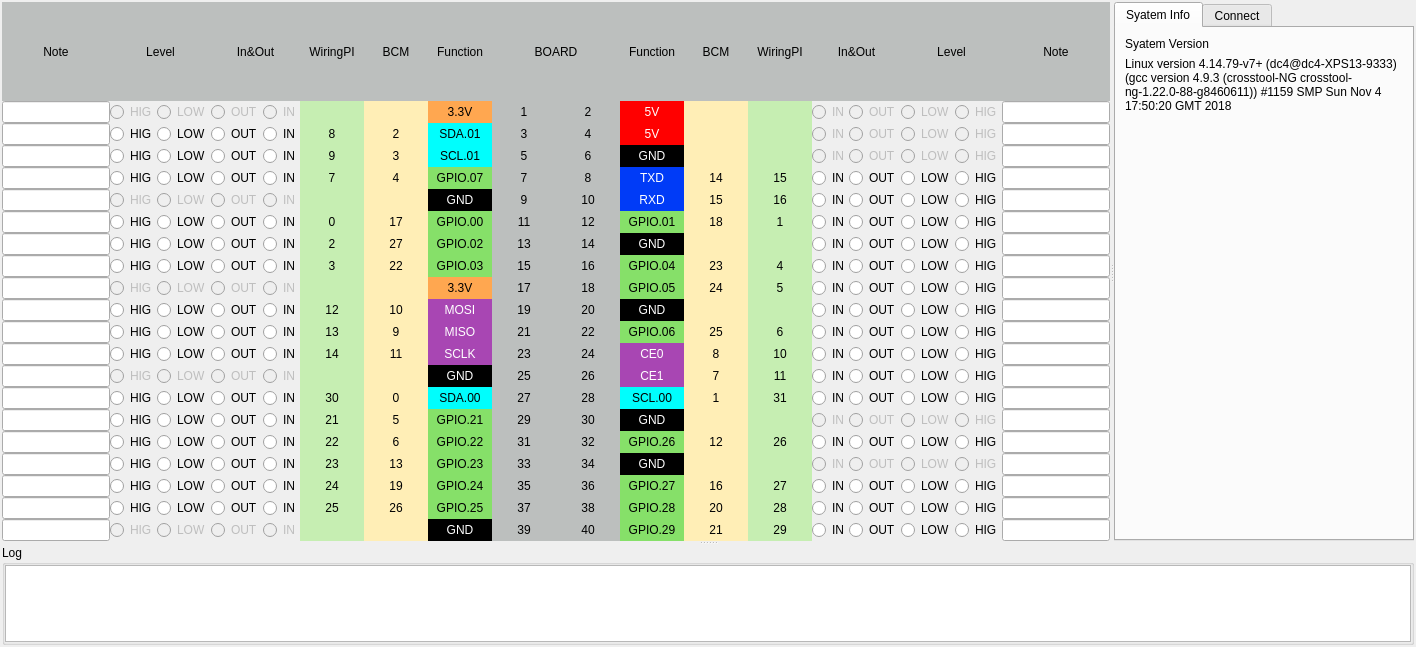
Old version of the form RaspberryPiGPIO/RaspberryPiGPIOUI.ui in the repository julian-zhuang/DevelopmentToolBox.
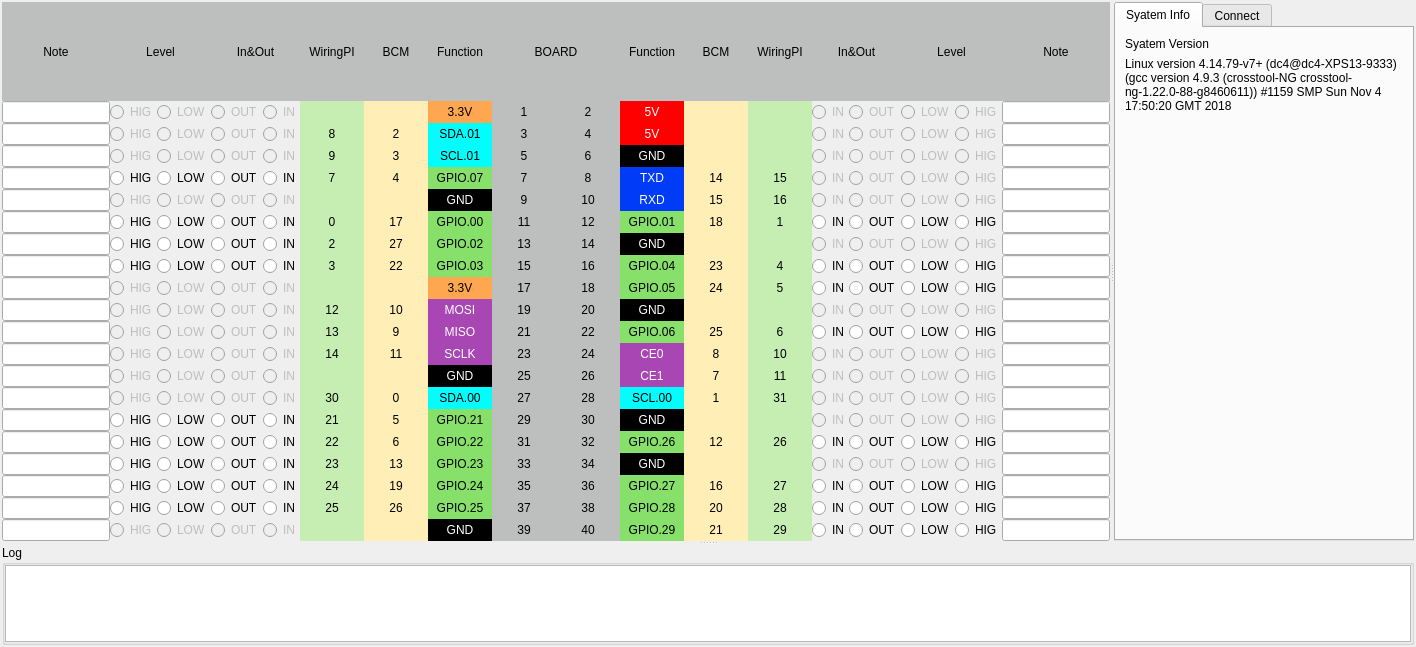
New version of the form.

Commit message: 17组GPIO电平测试完成

```diff
--- a/RaspberryPiGPIO/RaspberryPiGPIOUI.ui
+++ b/RaspberryPiGPIO/RaspberryPiGPIOUI.ui
@@ -988,6 +988,9 @@
         </item>
         <item row="4" column="1">
          <widget class="QRadioButton" name="radioBtn_HIG_5">
+          <property name="enabled">
+           <bool>false</bool>
+          </property>
           <property name="text">
            <string>HIG</string>
           </property>
@@ -1669,6 +1672,9 @@
         </item>
         <item row="3" column="4">
          <widget class="QRadioButton" name="radioBtn_IN_3">
+          <property name="enabled">
+           <bool>false</bool>
+          </property>
           <property name="text">
            <string>IN</string>
           </property>
@@ -2814,6 +2820,9 @@
         </item>
         <item row="6" column="15">
          <widget class="QRadioButton" name="radioBtn_LOW_8">
+          <property name="enabled">
+           <bool>false</bool>
+          </property>
           <property name="text">
            <string>LOW</string>
           </property>
@@ -2828,6 +2837,9 @@
         </item>
         <item row="16" column="2">
          <widget class="QRadioButton" name="radioBtn_LOW_27">
+          <property name="enabled">
+           <bool>false</bool>
+          </property>
           <property name="text">
            <string>LOW</string>
           </property>
@@ -2859,6 +2871,9 @@
         </item>
         <item row="3" column="1">
          <widget class="QRadioButton" name="radioBtn_HIG_3">
+          <property name="enabled">
+           <bool>false</bool>
+          </property>
           <property name="text">
            <string>HIG</string>
           </property>
@@ -3238,6 +3253,9 @@
         </item>
         <item row="4" column="2">
          <widget class="QRadioButton" name="radioBtn_LOW_5">
+          <property name="enabled">
+           <bool>false</bool>
+          </property>
           <property name="text">
            <string>LOW</string>
           </property>
@@ -3330,6 +3348,9 @@
         </item>
         <item row="6" column="16">
          <widget class="QRadioButton" name="radioBtn_HIG_8">
+          <property name="enabled">
+           <bool>false</bool>
+          </property>
           <property name="text">
            <string>HIG</string>
           </property>
@@ -4103,6 +4124,9 @@
         </item>
         <item row="16" column="16">
          <widget class="QRadioButton" name="radioBtn_HIG_28">
+          <property name="enabled">
+           <bool>false</bool>
+          </property>
           <property name="text">
            <string>HIG</string>
           </property>
@@ -4631,6 +4655,9 @@
         </item>
         <item row="4" column="4">
          <widget class="QRadioButton" name="radioBtn_IN_5">
+          <property name="enabled">
+           <bool>false</bool>
+          </property>
           <property name="text">
            <string>IN</string>
           </property>
@@ -4638,6 +4665,9 @@
         </item>
         <item row="9" column="16">
          <widget class="QRadioButton" name="radioBtn_HIG_14">
+          <property name="enabled">
+           <bool>false</bool>
+          </property>
           <property name="text">
            <string>HIG</string>
           </property>
@@ -4652,6 +4682,9 @@
         </item>
         <item row="3" column="2">
          <widget class="QRadioButton" name="radioBtn_LOW_3">
+          <property name="enabled">
+           <bool>false</bool>
+          </property>
           <property name="text">
            <string>LOW</string>
           </property>
@@ -4669,6 +4702,9 @@
         </item>
         <item row="15" column="16">
          <widget class="QRadioButton" name="radioBtn_HIG_26">
+          <property name="enabled">
+           <bool>false</bool>
+          </property>
           <property name="text">
            <string>HIG</string>
           </property>
@@ -4676,6 +4712,9 @@
         </item>
         <item row="9" column="15">
          <widget class="QRadioButton" name="radioBtn_LOW_14">
+          <property name="enabled">
+           <bool>false</bool>
+          </property>
           <property name="text">
            <string>LOW</string>
           </property>
@@ -4690,6 +4729,9 @@
         </item>
         <item row="14" column="16">
          <widget class="QRadioButton" name="radioBtn_HIG_24">
+          <property name="enabled">
+           <bool>false</bool>
+          </property>
           <property name="text">
            <string>HIG</string>
           </property>
@@ -4711,6 +4753,9 @@
         </item>
         <item row="12" column="16">
          <widget class="QRadioButton" name="radioBtn_HIG_20">
+          <property name="enabled">
+           <bool>false</bool>
+          </property>
           <property name="text">
            <string>HIG</string>
           </property>
@@ -4759,6 +4804,9 @@
         </item>
         <item row="12" column="2">
          <widget class="QRadioButton" name="radioBtn_LOW_19">
+          <property name="enabled">
+           <bool>false</bool>
+          </property>
           <property name="text">
            <string>LOW</string>
           </property>
@@ -4766,6 +4814,9 @@
         </item>
         <item row="14" column="15">
          <widget class="QRadioButton" name="radioBtn_LOW_24">
+          <property name="enabled">
+           <bool>false</bool>
+          </property>
           <property name="text">
            <string>LOW</string>
           </property>
@@ -4773,6 +4824,9 @@
         </item>
         <item row="13" column="2">
          <widget class="QRadioButton" name="radioBtn_LOW_21">
+          <property name="enabled">
+           <bool>false</bool>
+          </property>
           <property name="text">
            <string>LOW</string>
           </property>
@@ -4977,6 +5031,9 @@
         </item>
         <item row="14" column="1">
          <widget class="QRadioButton" name="radioBtn_HIG_23">
+          <property name="enabled">
+           <bool>false</bool>
+          </property>
           <property name="text">
            <string>HIG</string>
           </property>
@@ -4994,6 +5051,9 @@
         </item>
         <item row="15" column="15">
          <widget class="QRadioButton" name="radioBtn_LOW_26">
+          <property name="enabled">
+           <bool>false</bool>
+          </property>
           <property name="text">
            <string>LOW</string>
           </property>
@@ -5001,6 +5061,9 @@
         </item>
         <item row="7" column="16">
          <widget class="QRadioButton" name="radioBtn_HIG_10">
+          <property name="enabled">
+           <bool>false</bool>
+          </property>
           <property name="text">
            <string>HIG</string>
           </property>
@@ -5008,6 +5071,9 @@
         </item>
         <item row="13" column="1">
          <widget class="QRadioButton" name="radioBtn_HIG_21">
+          <property name="enabled">
+           <bool>false</bool>
+          </property>
           <property name="text">
            <string>HIG</string>
           </property>
@@ -5061,6 +5127,9 @@
         </item>
         <item row="16" column="1">
          <widget class="QRadioButton" name="radioBtn_HIG_27">
+          <property name="enabled">
+           <bool>false</bool>
+          </property>
           <property name="text">
            <string>HIG</string>
           </property>
@@ -5082,6 +5151,9 @@
         </item>
         <item row="12" column="1">
          <widget class="QRadioButton" name="radioBtn_HIG_19">
+          <property name="enabled">
+           <bool>false</bool>
+          </property>
           <property name="text">
            <string>HIG</string>
           </property>
@@ -5089,6 +5161,9 @@
         </item>
         <item row="16" column="15">
          <widget class="QRadioButton" name="radioBtn_LOW_28">
+          <property name="enabled">
+           <bool>false</bool>
+          </property>
           <property name="text">
            <string>LOW</string>
           </property>
@@ -5179,6 +5254,9 @@
         </item>
         <item row="12" column="15">
          <widget class="QRadioButton" name="radioBtn_LOW_20">
+          <property name="enabled">
+           <bool>false</bool>
+          </property>
           <property name="text">
            <string>LOW</string>
           </property>
@@ -5186,6 +5264,9 @@
         </item>
         <item row="7" column="15">
          <widget class="QRadioButton" name="radioBtn_LOW_10">
+          <property name="enabled">
+           <bool>false</bool>
+          </property>
           <property name="text">
            <string>LOW</string>
           </property>
@@ -5213,6 +5294,9 @@
         </item>
         <item row="14" column="2">
          <widget class="QRadioButton" name="radioBtn_LOW_23">
+          <property name="enabled">
+           <bool>false</bool>
+          </property>
           <property name="text">
            <string>LOW</string>
           </property>
@@ -5234,6 +5318,9 @@
         </item>
         <item row="6" column="13">
          <widget class="QRadioButton" name="radioBtn_IN_8">
+          <property name="enabled">
+           <bool>false</bool>
+          </property>
           <property name="text">
            <string>IN</string>
           </property>
@@ -5251,6 +5338,9 @@
         </item>
         <item row="7" column="13">
          <widget class="QRadioButton" name="radioBtn_IN_10">
+          <property name="enabled">
+           <bool>false</bool>
+          </property>
           <property name="text">
            <string>IN</string>
           </property>
@@ -5279,6 +5369,9 @@
         </item>
         <item row="9" column="13">
          <widget class="QRadioButton" name="radioBtn_IN_14">
+          <property name="enabled">
+           <bool>false</bool>
+          </property>
           <property name="text">
            <string>IN</string>
           </property>
@@ -5317,6 +5410,9 @@
         </item>
         <item row="12" column="4">
          <widget class="QRadioButton" name="radioBtn_IN_19">
+          <property name="enabled">
+           <bool>false</bool>
+          </property>
           <property name="text">
            <string>IN</string>
           </property>
@@ -5324,6 +5420,9 @@
         </item>
         <item row="12" column="13">
          <widget class="QRadioButton" name="radioBtn_IN_20">
+          <property name="enabled">
+           <bool>false</bool>
+          </property>
           <property name="text">
            <string>IN</string>
           </property>
@@ -5331,6 +5430,9 @@
         </item>
         <item row="13" column="4">
          <widget class="QRadioButton" name="radioBtn_IN_21">
+          <property name="enabled">
+           <bool>false</bool>
+          </property>
           <property name="text">
            <string>IN</string>
           </property>
@@ -5345,6 +5447,9 @@
         </item>
         <item row="14" column="4">
          <widget class="QRadioButton" name="radioBtn_IN_23">
+          <property name="enabled">
+           <bool>false</bool>
+          </property>
           <property name="text">
            <string>IN</string>
           </property>
@@ -5352,6 +5457,9 @@
         </item>
         <item row="14" column="13">
          <widget class="QRadioButton" name="radioBtn_IN_24">
+          <property name="enabled">
+           <bool>false</bool>
+          </property>
           <property name="text">
            <string>IN</string>
           </property>
@@ -5369,6 +5477,9 @@
         </item>
         <item row="15" column="13">
          <widget class="QRadioButton" name="radioBtn_IN_26">
+          <property name="enabled">
+           <bool>false</bool>
+          </property>
           <property name="text">
            <string>IN</string>
           </property>
@@ -5376,6 +5487,9 @@
         </item>
         <item row="16" column="4">
          <widget class="QRadioButton" name="radioBtn_IN_27">
+          <property name="enabled">
+           <bool>false</bool>
+          </property>
           <property name="text">
            <string>IN</string>
           </property>
@@ -5383,6 +5497,9 @@
         </item>
         <item row="16" column="13">
          <widget class="QRadioButton" name="radioBtn_IN_28">
+          <property name="enabled">
+           <bool>false</bool>
+          </property>
           <property name="text">
            <string>IN</string>
           </property>
@@ -5493,6 +5610,9 @@
         </item>
         <item row="3" column="3">
          <widget class="QRadioButton" name="radioBtn_OUT_3">
+          <property name="enabled">
+           <bool>false</bool>
+          </property>
           <property name="text">
            <string>OUT</string>
           </property>
@@ -5510,6 +5630,9 @@
         </item>
         <item row="4" column="3">
          <widget class="QRadioButton" name="radioBtn_OUT_5">
+          <property name="enabled">
+           <bool>false</bool>
+          </property>
           <property name="text">
            <string>OUT</string>
           </property>
@@ -5534,6 +5657,9 @@
         </item>
         <item row="6" column="14">
          <widget class="QRadioButton" name="radioBtn_OUT_8">
+          <property name="enabled">
+           <bool>false</bool>
+          </property>
           <property name="text">
            <string>OUT</string>
           </property>
@@ -5551,6 +5677,9 @@
         </item>
         <item row="7" column="14">
          <widget class="QRadioButton" name="radioBtn_OUT_10">
+          <property name="enabled">
+           <bool>false</bool>
+          </property>
           <property name="text">
            <string>OUT</string>
           </property>
@@ -5579,6 +5708,9 @@
         </item>
         <item row="9" column="14">
          <widget class="QRadioButton" name="radioBtn_OUT_14">
+          <property name="enabled">
+           <bool>false</bool>
+          </property>
           <property name="text">
            <string>OUT</string>
           </property>
@@ -5617,6 +5749,9 @@
         </item>
         <item row="12" column="3">
          <widget class="QRadioButton" name="radioBtn_OUT_19">
+          <property name="enabled">
+           <bool>false</bool>
+          </property>
           <property name="text">
            <string>OUT</string>
           </property>
@@ -5624,6 +5759,9 @@
         </item>
         <item row="12" column="14">
          <widget class="QRadioButton" name="radioBtn_OUT_20">
+          <property name="enabled">
+           <bool>false</bool>
+          </property>
           <property name="text">
            <string>OUT</string>
           </property>
@@ -5631,6 +5769,9 @@
         </item>
         <item row="13" column="3">
          <widget class="QRadioButton" name="radioBtn_OUT_21">
+          <property name="enabled">
+           <bool>false</bool>
+          </property>
           <property name="text">
            <string>OUT</string>
           </property>
@@ -5645,6 +5786,9 @@
         </item>
         <item row="14" column="3">
          <widget class="QRadioButton" name="radioBtn_OUT_23">
+          <property name="enabled">
+           <bool>false</bool>
+          </property>
           <property name="text">
            <string>OUT</string>
           </property>
@@ -5652,6 +5796,9 @@
         </item>
         <item row="14" column="14">
          <widget class="QRadioButton" name="radioBtn_OUT_24">
+          <property name="enabled">
+           <bool>false</bool>
+          </property>
           <property name="text">
            <string>OUT</string>
           </property>
@@ -5669,6 +5816,9 @@
         </item>
         <item row="15" column="14">
          <widget class="QRadioButton" name="radioBtn_OUT_26">
+          <property name="enabled">
+           <bool>false</bool>
+          </property>
           <property name="text">
            <string>OUT</string>
           </property>
@@ -5676,6 +5826,9 @@
         </item>
         <item row="16" column="3">
          <widget class="QRadioButton" name="radioBtn_OUT_27">
+          <property name="enabled">
+           <bool>false</bool>
+          </property>
           <property name="text">
            <string>OUT</string>
           </property>
@@ -5683,6 +5836,9 @@
         </item>
         <item row="16" column="14">
          <widget class="QRadioButton" name="radioBtn_OUT_28">
+          <property name="enabled">
+           <bool>false</bool>
+          </property>
           <property name="text">
            <string>OUT</string>
           </property>
```
The commit also changes 2 other files.
